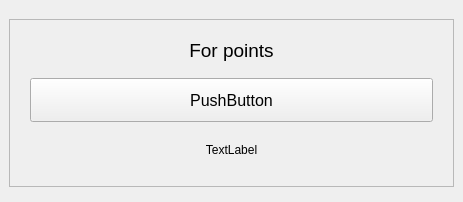
Thomas1B/Jeeopardy-, file UI_Files/question_window.ui: the form before one commit.
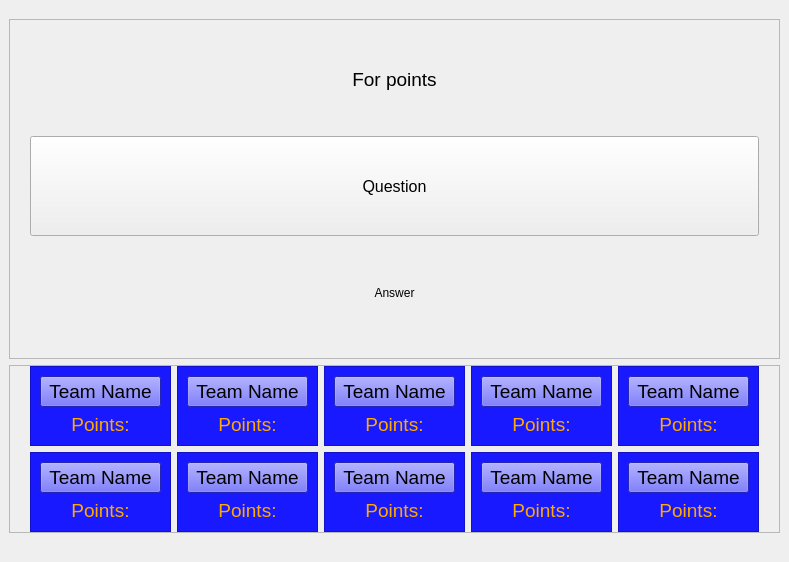
The form after the commit.

Commit message: created points functions

Diff of the .ui file:
```diff
--- a/UI_Files/question_window.ui
+++ b/UI_Files/question_window.ui
@@ -6,8 +6,8 @@
    <rect>
     <x>0</x>
     <y>0</y>
-    <width>463</width>
-    <height>202</height>
+    <width>789</width>
+    <height>562</height>
    </rect>
   </property>
   <property name="windowTitle">
@@ -86,14 +86,14 @@
           <string notr="true"/>
          </property>
          <property name="text">
-          <string>PushButton</string>
+          <string>Question</string>
          </property>
         </widget>
        </item>
        <item>
         <widget class="QLabel" name="answer_label">
          <property name="text">
-          <string>TextLabel</string>
+          <string>Answer</string>
          </property>
          <property name="alignment">
           <set>Qt::AlignCenter</set>
@@ -123,8 +123,658 @@
       <property name="frameShadow">
        <enum>QFrame::Raised</enum>
       </property>
+      <layout class="QGridLayout" name="gridLayout">
+       <property name="leftMargin">
+        <number>20</number>
+       </property>
+       <property name="topMargin">
+        <number>0</number>
+       </property>
+       <property name="rightMargin">
+        <number>20</number>
+       </property>
+       <property name="bottomMargin">
+        <number>0</number>
+       </property>
+       <item row="0" column="0">
+        <widget class="QFrame" name="team_frame_1">
+         <property name="sizePolicy">
+          <sizepolicy hsizetype="Preferred" vsizetype="Fixed">
+           <horstretch>0</horstretch>
+           <verstretch>0</verstretch>
+          </sizepolicy>
+         </property>
+         <property name="styleSheet">
+          <string notr="true">background-color: rgb(25, 25, 255);</string>
+         </property>
+         <property name="frameShape">
+          <enum>QFrame::StyledPanel</enum>
+         </property>
+         <property name="frameShadow">
+          <enum>QFrame::Raised</enum>
+         </property>
+         <layout class="QVBoxLayout" name="verticalLayout_3">
+          <item>
+           <widget class="QPushButton" name="name_btn_1">
+            <property name="sizePolicy">
+             <sizepolicy hsizetype="Preferred" vsizetype="Fixed">
+              <horstretch>0</horstretch>
+              <verstretch>0</verstretch>
+             </sizepolicy>
+            </property>
+            <property name="font">
+             <font>
+              <family>Arial</family>
+              <pointsize>14</pointsize>
+             </font>
+            </property>
+            <property name="styleSheet">
+             <string notr="true">background-color: rgb(50,50, 255);</string>
+            </property>
+            <property name="text">
+             <string>Team Name</string>
+            </property>
+           </widget>
+          </item>
+          <item>
+           <widget class="QLabel" name="points_label_1">
+            <property name="font">
+             <font>
+              <family>Arial</family>
+              <pointsize>14</pointsize>
+             </font>
+            </property>
+            <property name="styleSheet">
+             <string notr="true">color: rgb(255, 170, 0);</string>
+            </property>
+            <property name="text">
+             <string>Points:</string>
+            </property>
+            <property name="alignment">
+             <set>Qt::AlignCenter</set>
+            </property>
+           </widget>
+          </item>
+         </layout>
+        </widget>
+       </item>
+       <item row="0" column="1">
+        <widget class="QFrame" name="team_frame_2">
+         <property name="sizePolicy">
+          <sizepolicy hsizetype="Preferred" vsizetype="Fixed">
+           <horstretch>0</horstretch>
+           <verstretch>0</verstretch>
+          </sizepolicy>
+         </property>
+         <property name="styleSheet">
+          <string notr="true">background-color: rgb(25, 25, 255);</string>
+         </property>
+         <property name="frameShape">
+          <enum>QFrame::StyledPanel</enum>
+         </property>
+         <property name="frameShadow">
+          <enum>QFrame::Raised</enum>
+         </property>
+         <layout class="QVBoxLayout" name="verticalLayout_4">
+          <item>
+           <widget class="QPushButton" name="name_btn_2">
+            <property name="sizePolicy">
+             <sizepolicy hsizetype="Preferred" vsizetype="Fixed">
+              <horstretch>0</horstretch>
+              <verstretch>0</verstretch>
+             </sizepolicy>
+            </property>
+            <property name="font">
+             <font>
+              <family>Arial</family>
+              <pointsize>14</pointsize>
+             </font>
+            </property>
+            <property name="styleSheet">
+             <string notr="true">background-color: rgb(50,50, 255);</string>
+            </property>
+            <property name="text">
+             <string>Team Name</string>
+            </property>
+           </widget>
+          </item>
+          <item>
+           <widget class="QLabel" name="points_label_2">
+            <property name="font">
+             <font>
+              <family>Arial</family>
+              <pointsize>14</pointsize>
+             </font>
+            </property>
+            <property name="styleSheet">
+             <string notr="true">color: rgb(255, 170, 0);</string>
+            </property>
+            <property name="text">
+             <string>Points:</string>
+            </property>
+            <property name="alignment">
+             <set>Qt::AlignCenter</set>
+            </property>
+           </widget>
+          </item>
+         </layout>
+        </widget>
+       </item>
+       <item row="0" column="2">
+        <widget class="QFrame" name="team_frame_3">
+         <property name="sizePolicy">
+          <sizepolicy hsizetype="Preferred" vsizetype="Fixed">
+           <horstretch>0</horstretch>
+           <verstretch>0</verstretch>
+          </sizepolicy>
+         </property>
+         <property name="styleSheet">
+          <string notr="true">background-color: rgb(25, 25, 255);</string>
+         </property>
+         <property name="frameShape">
+          <enum>QFrame::StyledPanel</enum>
+         </property>
+         <property name="frameShadow">
+          <enum>QFrame::Raised</enum>
+         </property>
+         <layout class="QVBoxLayout" name="verticalLayout_5">
+          <item>
+           <widget class="QPushButton" name="name_btn_3">
+            <property name="sizePolicy">
+             <sizepolicy hsizetype="Preferred" vsizetype="Fixed">
+              <horstretch>0</horstretch>
+              <verstretch>0</verstretch>
+             </sizepolicy>
+            </property>
+            <property name="font">
+             <font>
+              <family>Arial</family>
+              <pointsize>14</pointsize>
+             </font>
+            </property>
+            <property name="styleSheet">
+             <string notr="true">background-color: rgb(50,50, 255);</string>
+            </property>
+            <property name="text">
+             <string>Team Name</string>
+            </property>
+           </widget>
+          </item>
+          <item>
+           <widget class="QLabel" name="points_label_3">
+            <property name="font">
+             <font>
+              <family>Arial</family>
+              <pointsize>14</pointsize>
+             </font>
+            </property>
+            <property name="styleSheet">
+             <string notr="true">color: rgb(255, 170, 0);</string>
+            </property>
+            <property name="text">
+             <string>Points:</string>
+            </property>
+            <property name="alignment">
+             <set>Qt::AlignCenter</set>
+            </property>
+           </widget>
+          </item>
+         </layout>
+        </widget>
+       </item>
+       <item row="0" column="3">
+        <widget class="QFrame" name="team_frame_4">
+         <property name="sizePolicy">
+          <sizepolicy hsizetype="Preferred" vsizetype="Fixed">
+           <horstretch>0</horstretch>
+           <verstretch>0</verstretch>
+          </sizepolicy>
+         </property>
+         <property name="styleSheet">
+          <string notr="true">background-color: rgb(25, 25, 255);</string>
+         </property>
+         <property name="frameShape">
+          <enum>QFrame::StyledPanel</enum>
+         </property>
+         <property name="frameShadow">
+          <enum>QFrame::Raised</enum>
+         </property>
+         <layout class="QVBoxLayout" name="verticalLayout_6">
+          <item>
+           <widget class="QPushButton" name="name_btn_4">
+            <property name="sizePolicy">
+             <sizepolicy hsizetype="Preferred" vsizetype="Fixed">
+              <horstretch>0</horstretch>
+              <verstretch>0</verstretch>
+             </sizepolicy>
+            </property>
+            <property name="font">
+             <font>
+              <family>Arial</family>
+              <pointsize>14</pointsize>
+             </font>
+            </property>
+            <property name="styleSheet">
+             <string notr="true">background-color: rgb(50,50, 255);</string>
+            </property>
+            <property name="text">
+             <string>Team Name</string>
+            </property>
+           </widget>
+          </item>
+          <item>
+           <widget class="QLabel" name="points_label_4">
+            <property name="font">
+             <font>
+              <family>Arial</family>
+              <pointsize>14</pointsize>
+             </font>
+            </property>
+            <property name="styleSheet">
+             <string notr="true">color: rgb(255, 170, 0);</string>
+            </property>
+            <property name="text">
+             <string>Points:</string>
+            </property>
+            <property name="alignment">
+             <set>Qt::AlignCenter</set>
+            </property>
+           </widget>
+          </item>
+         </layout>
+        </widget>
+       </item>
+       <item row="0" column="4">
+        <widget class="QFrame" name="team_frame_5">
+         <property name="sizePolicy">
+          <sizepolicy hsizetype="Preferred" vsizetype="Fixed">
+           <horstretch>0</horstretch>
+           <verstretch>0</verstretch>
+          </sizepolicy>
+         </property>
+         <property name="styleSheet">
+          <string notr="true">background-color: rgb(25, 25, 255);</string>
+         </property>
+         <property name="frameShape">
+          <enum>QFrame::StyledPanel</enum>
+         </property>
+         <property name="frameShadow">
+          <enum>QFrame::Raised</enum>
+         </property>
+         <layout class="QVBoxLayout" name="verticalLayout_7">
+          <item>
+           <widget class="QPushButton" name="name_btn_5">
+            <property name="sizePolicy">
+             <sizepolicy hsizetype="Preferred" vsizetype="Fixed">
+              <horstretch>0</horstretch>
+              <verstretch>0</verstretch>
+             </sizepolicy>
+            </property>
+            <property name="font">
+             <font>
+              <family>Arial</family>
+              <pointsize>14</pointsize>
+             </font>
+            </property>
+            <property name="styleSheet">
+             <string notr="true">background-color: rgb(50,50, 255);</string>
+            </property>
+            <property name="text">
+             <string>Team Name</string>
+            </property>
+           </widget>
+          </item>
+          <item>
+           <widget class="QLabel" name="points_label_5">
+            <property name="font">
+             <font>
+              <family>Arial</family>
+              <pointsize>14</pointsize>
+             </font>
+            </property>
+            <property name="styleSheet">
+             <string notr="true">color: rgb(255, 170, 0);</string>
+            </property>
+            <property name="text">
+             <string>Points:</string>
+            </property>
+            <property name="alignment">
+             <set>Qt::AlignCenter</set>
+            </property>
+           </widget>
+          </item>
+         </layout>
+        </widget>
+       </item>
+       <item row="1" column="0">
+        <widget class="QFrame" name="team_frame_6">
+         <property name="sizePolicy">
+          <sizepolicy hsizetype="Preferred" vsizetype="Fixed">
+           <horstretch>0</horstretch>
+           <verstretch>0</verstretch>
+          </sizepolicy>
+         </property>
+         <property name="styleSheet">
+          <string notr="true">background-color: rgb(25, 25, 255);</string>
+         </property>
+         <property name="frameShape">
+          <enum>QFrame::StyledPanel</enum>
+         </property>
+         <property name="frameShadow">
+          <enum>QFrame::Raised</enum>
+         </property>
+         <layout class="QVBoxLayout" name="verticalLayout_8">
+          <item>
+           <widget class="QPushButton" name="name_btn_6">
+            <property name="sizePolicy">
+             <sizepolicy hsizetype="Preferred" vsizetype="Fixed">
+              <horstretch>0</horstretch>
+              <verstretch>0</verstretch>
+             </sizepolicy>
+            </property>
+            <property name="font">
+             <font>
+              <family>Arial</family>
+              <pointsize>14</pointsize>
+             </font>
+            </property>
+            <property name="styleSheet">
+             <string notr="true">background-color: rgb(50,50, 255);</string>
+            </property>
+            <property name="text">
+             <string>Team Name</string>
+            </property>
+           </widget>
+          </item>
+          <item>
+           <widget class="QLabel" name="points_label_6">
+            <property name="font">
+             <font>
+              <family>Arial</family>
+              <pointsize>14</pointsize>
+             </font>
+            </property>
+            <property name="styleSheet">
+             <string notr="true">color: rgb(255, 170, 0);</string>
+            </property>
+            <property name="text">
+             <string>Points:</string>
+            </property>
+            <property name="alignment">
+             <set>Qt::AlignCenter</set>
+            </property>
+           </widget>
+          </item>
+         </layout>
+        </widget>
+       </item>
+       <item row="1" column="1">
+        <widget class="QFrame" name="team_frame_7">
+         <property name="sizePolicy">
+          <sizepolicy hsizetype="Preferred" vsizetype="Fixed">
+           <horstretch>0</horstretch>
+           <verstretch>0</verstretch>
+          </sizepolicy>
+         </property>
+         <property name="styleSheet">
+          <string notr="true">background-color: rgb(25, 25, 255);</string>
+         </property>
+         <property name="frameShape">
+          <enum>QFrame::StyledPanel</enum>
+         </property>
+         <property name="frameShadow">
+          <enum>QFrame::Raised</enum>
+         </property>
+         <layout class="QVBoxLayout" name="verticalLayout_9">
+          <item>
+           <widget class="QPushButton" name="name_btn_7">
+            <property name="sizePolicy">
+             <sizepolicy hsizetype="Preferred" vsizetype="Fixed">
+              <horstretch>0</horstretch>
+              <verstretch>0</verstretch>
+             </sizepolicy>
+            </property>
+            <property name="font">
+             <font>
+              <family>Arial</family>
+              <pointsize>14</pointsize>
+             </font>
+            </property>
+            <property name="styleSheet">
+             <string notr="true">background-color: rgb(50,50, 255);</string>
+            </property>
+            <property name="text">
+             <string>Team Name</string>
+            </property>
+           </widget>
+          </item>
+          <item>
+           <widget class="QLabel" name="points_label_7">
+            <property name="font">
+             <font>
+              <family>Arial</family>
+              <pointsize>14</pointsize>
+             </font>
+            </property>
+            <property name="styleSheet">
+             <string notr="true">color: rgb(255, 170, 0);</string>
+            </property>
+            <property name="text">
+             <string>Points:</string>
+            </property>
+            <property name="alignment">
+             <set>Qt::AlignCenter</set>
+            </property>
+           </widget>
+          </item>
+         </layout>
+        </widget>
+       </item>
+       <item row="1" column="2">
+        <widget class="QFrame" name="team_frame_8">
+         <property name="sizePolicy">
+          <sizepolicy hsizetype="Preferred" vsizetype="Fixed">
+           <horstretch>0</horstretch>
+           <verstretch>0</verstretch>
+          </sizepolicy>
+         </property>
+         <property name="styleSheet">
+          <string notr="true">background-color: rgb(25, 25, 255);</string>
+         </property>
+         <property name="frameShape">
+          <enum>QFrame::StyledPanel</enum>
+         </property>
+         <property name="frameShadow">
+          <enum>QFrame::Raised</enum>
+         </property>
+         <layout class="QVBoxLayout" name="verticalLayout_10">
+          <item>
+           <widget class="QPushButton" name="name_btn_8">
+            <property name="sizePolicy">
+             <sizepolicy hsizetype="Preferred" vsizetype="Fixed">
+              <horstretch>0</horstretch>
+              <verstretch>0</verstretch>
+             </sizepolicy>
+            </property>
+            <property name="font">
+             <font>
+              <family>Arial</family>
+              <pointsize>14</pointsize>
+             </font>
+            </property>
+            <property name="styleSheet">
+             <string notr="true">background-color: rgb(50,50, 255);</string>
+            </property>
+            <property name="text">
+             <string>Team Name</string>
+            </property>
+           </widget>
+          </item>
+          <item>
+           <widget class="QLabel" name="points_label_8">
+            <property name="font">
+             <font>
+              <family>Arial</family>
+              <pointsize>14</pointsize>
+             </font>
+            </property>
+            <property name="styleSheet">
+             <string notr="true">color: rgb(255, 170, 0);</string>
+            </property>
+            <property name="text">
+             <string>Points:</string>
+            </property>
+            <property name="alignment">
+             <set>Qt::AlignCenter</set>
+            </property>
+           </widget>
+          </item>
+         </layout>
+        </widget>
+       </item>
+       <item row="1" column="3">
+        <widget class="QFrame" name="team_frame_9">
+         <property name="sizePolicy">
+          <sizepolicy hsizetype="Preferred" vsizetype="Fixed">
+           <horstretch>0</horstretch>
+           <verstretch>0</verstretch>
+          </sizepolicy>
+         </property>
+         <property name="styleSheet">
+          <string notr="true">background-color: rgb(25, 25, 255);</string>
+         </property>
+         <property name="frameShape">
+          <enum>QFrame::StyledPanel</enum>
+         </property>
+         <property name="frameShadow">
+          <enum>QFrame::Raised</enum>
+         </property>
+         <layout class="QVBoxLayout" name="verticalLayout_11">
+          <item>
+           <widget class="QPushButton" name="name_btn_9">
+            <property name="sizePolicy">
+             <sizepolicy hsizetype="Preferred" vsizetype="Fixed">
+              <horstretch>0</horstretch>
+              <verstretch>0</verstretch>
+             </sizepolicy>
+            </property>
+            <property name="font">
+             <font>
+              <family>Arial</family>
+              <pointsize>14</pointsize>
+             </font>
+            </property>
+            <property name="styleSheet">
+             <string notr="true">background-color: rgb(50,50, 255);</string>
+            </property>
+            <property name="text">
+             <string>Team Name</string>
+            </property>
+           </widget>
+          </item>
+          <item>
+           <widget class="QLabel" name="points_label_9">
+            <property name="font">
+             <font>
+              <family>Arial</family>
+              <pointsize>14</pointsize>
+             </font>
+            </property>
+            <property name="styleSheet">
+             <string notr="true">color: rgb(255, 170, 0);</string>
+            </property>
+            <property name="text">
+             <string>Points:</string>
+            </property>
+            <property name="alignment">
+             <set>Qt::AlignCenter</set>
+            </property>
+           </widget>
+          </item>
+         </layout>
+        </widget>
+       </item>
+       <item row="1" column="4">
+        <widget class="QFrame" name="team_frame_10">
+         <property name="sizePolicy">
+          <sizepolicy hsizetype="Preferred" vsizetype="Fixed">
+           <horstretch>0</horstretch>
+           <verstretch>0</verstretch>
+          </sizepolicy>
+         </property>
+         <property name="styleSheet">
+          <string notr="true">background-color: rgb(25, 25, 255);</string>
+         </property>
+         <property name="frameShape">
+          <enum>QFrame::StyledPanel</enum>
+         </property>
+         <property name="frameShadow">
+          <enum>QFrame::Raised</enum>
+         </property>
+         <layout class="QVBoxLayout" name="verticalLayout_12">
+          <item>
+           <widget class="QPushButton" name="name_btn_10">
+            <property name="sizePolicy">
+             <sizepolicy hsizetype="Preferred" vsizetype="Fixed">
+              <horstretch>0</horstretch>
+              <verstretch>0</verstretch>
+             </sizepolicy>
+            </property>
+            <property name="font">
+             <font>
+              <family>Arial</family>
+              <pointsize>14</pointsize>
+             </font>
+            </property>
+            <property name="styleSheet">
+             <string notr="true">background-color: rgb(50,50, 255);</string>
+            </property>
+            <property name="text">
+             <string>Team Name</string>
+            </property>
+           </widget>
+          </item>
+          <item>
+           <widget class="QLabel" name="points_label_10">
+            <property name="font">
+             <font>
+              <family>Arial</family>
+              <pointsize>14</pointsize>
+             </font>
+            </property>
+            <property name="styleSheet">
+             <string notr="true">color: rgb(255, 170, 0);</string>
+            </property>
+            <property name="text">
+             <string>Points:</string>
+            </property>
+            <property name="alignment">
+             <set>Qt::AlignCenter</set>
+            </property>
+           </widget>
+          </item>
+         </layout>
+        </widget>
+       </item>
+      </layout>
      </widget>
     </item>
+    <item>
+     <spacer name="verticalSpacer_2">
+      <property name="orientation">
+       <enum>Qt::Vertical</enum>
+      </property>
+      <property name="sizeType">
+       <enum>QSizePolicy::Fixed</enum>
+      </property>
+      <property name="sizeHint" stdset="0">
+       <size>
+        <width>20</width>
+        <height>20</height>
+       </size>
+      </property>
+     </spacer>
+    </item>
    </layout>
   </widget>
   <widget class="QMenuBar" name="menubar">
```
Left out of the diff: 4 changed lines with no effect on the pictures. The commit also changes 3 other files.
